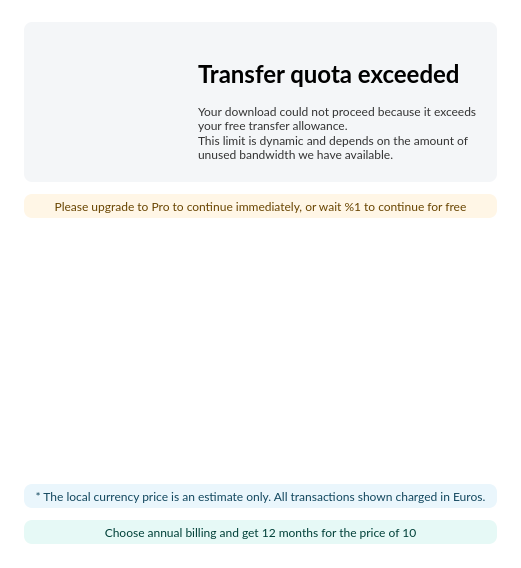
The window that src/MEGASync/gui/macx/UpgradeDialog.ui (meganz/MEGAsync) describes before a commit, drawn with Qt 5.
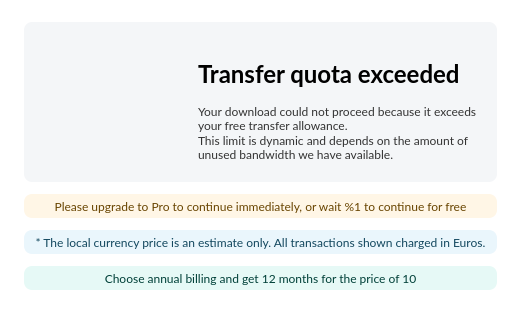
The same window after the commit.

Commit message: tooltip and dialog changes

The edit to the form file:
```diff
--- a/src/MEGASync/gui/macx/UpgradeDialog.ui
+++ b/src/MEGASync/gui/macx/UpgradeDialog.ui
@@ -360,6 +360,12 @@
    </item>
    <item>
     <widget class="QWidget" name="wContainerPlansAndInfo" native="true">
+     <property name="maximumSize">
+      <size>
+       <width>16777215</width>
+       <height>50</height>
+      </size>
+     </property>
      <layout class="QVBoxLayout" name="verticalLayout_5">
       <property name="spacing">
        <number>4</number>
@@ -413,31 +419,6 @@
         </property>
        </widget>
       </item>
-      <item>
-       <widget class="QWidget" name="wPlans" native="true">
-        <property name="sizePolicy">
-         <sizepolicy hsizetype="Preferred" vsizetype="Preferred">
-          <horstretch>0</horstretch>
-          <verstretch>0</verstretch>
-         </sizepolicy>
-        </property>
-        <property name="minimumSize">
-         <size>
-          <width>0</width>
-          <height>250</height>
-         </size>
-        </property>
-        <property name="maximumSize">
-         <size>
-          <width>16777215</width>
-          <height>16777215</height>
-         </size>
-        </property>
-        <property name="styleSheet">
-         <string notr="true"/>
-        </property>
-       </widget>
-      </item>
      </layout>
     </widget>
    </item>
@@ -458,7 +439,7 @@
      <property name="maximumSize">
       <size>
        <width>16777215</width>
-       <height>16777215</height>
+       <height>50</height>
       </size>
      </property>
      <property name="text">
@@ -486,7 +467,7 @@
      <property name="maximumSize">
       <size>
        <width>16777215</width>
-       <height>16777215</height>
+       <height>50</height>
       </size>
      </property>
      <property name="text">
```
Left out of the diff: 11 changed lines with no effect on the pictures. The commit also changes 6 other files.
